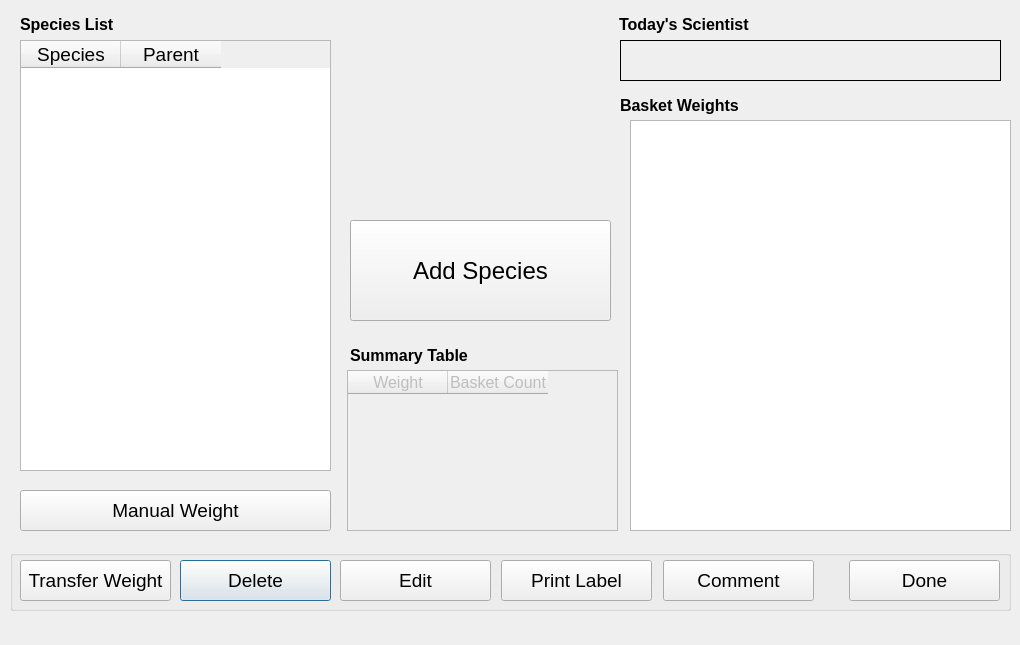
First picture: the form in ui/CLAMSCatch.ui, repository guyuhong/CLAMS, before the edit.
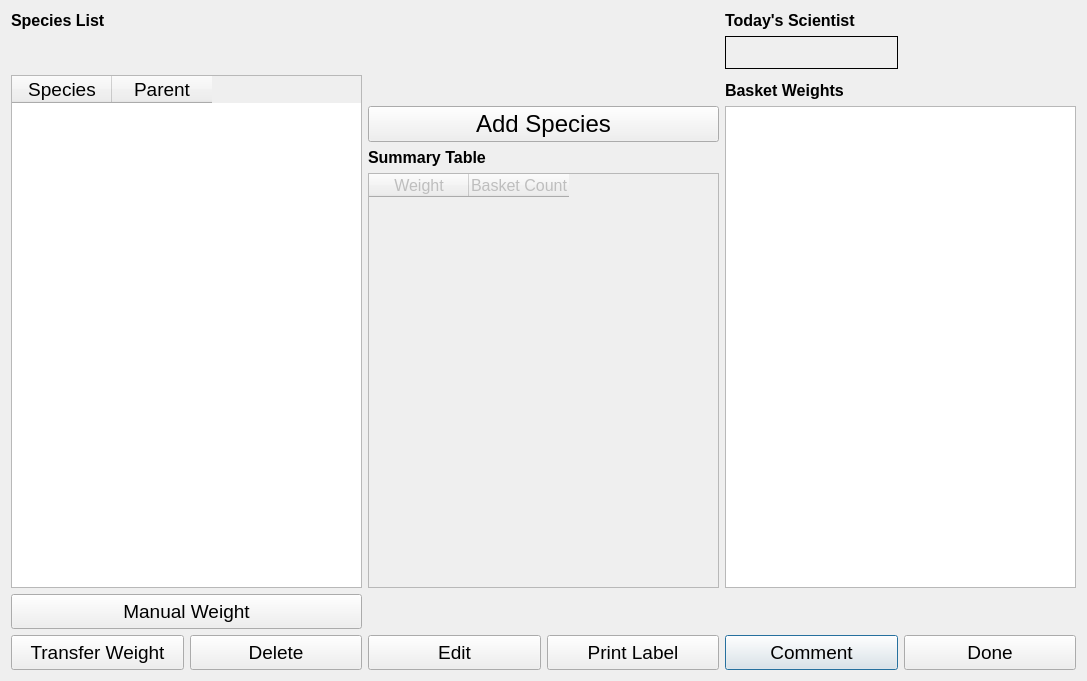
Second picture: the form after the edit.

The edit to the form file:
```diff
--- a/ui/CLAMSCatch.ui
+++ b/ui/CLAMSCatch.ui
@@ -9,57 +9,135 @@
    <rect>
     <x>0</x>
     <y>0</y>
-    <width>1020</width>
-    <height>645</height>
+    <width>1087</width>
+    <height>681</height>
    </rect>
   </property>
+  <property name="minimumSize">
+   <size>
+    <width>165</width>
+    <height>0</height>
+   </size>
+  </property>
   <property name="windowTitle">
    <string>CLAMS Catch</string>
   </property>
-  <widget class="QLabel" name="sciLabel">
-   <property name="geometry">
-    <rect>
-     <x>620</x>
-     <y>40</y>
-     <width>381</width>
-     <height>41</height>
-    </rect>
+  <layout class="QVBoxLayout" name="verticalLayout">
+   <item>
+    <layout class="QGridLayout" name="gridLayout">
+     <item row="9" column="4">
+      <widget class="QPushButton" name="commentBtn">
+       <property name="minimumSize">
+        <size>
+         <width>165</width>
+         <height>35</height>
+        </size>
    </property>
    <property name="font">
     <font>
-     <pointsize>20</pointsize>
-     <weight>75</weight>
-     <bold>true</bold>
-    </font>
-   </property>
-   <property name="autoFillBackground">
-    <bool>true</bool>
-   </property>
-   <property name="frameShape">
-    <enum>QFrame::Panel</enum>
-   </property>
-   <property name="frameShadow">
-    <enum>QFrame::Plain</enum>
-   </property>
-   <property name="lineWidth">
-    <number>1</number>
-   </property>
+         <pointsize>14</pointsize>
+        </font>
+       </property>
+       <property name="text">
+        <string>Comment</string>
+       </property>
+      </widget>
+     </item>
+     <item row="9" column="2">
+      <widget class="QPushButton" name="editBtn">
+       <property name="minimumSize">
+        <size>
+         <width>165</width>
+         <height>35</height>
+        </size>
+       </property>
+       <property name="font">
+        <font>
+         <pointsize>14</pointsize>
+        </font>
+       </property>
+       <property name="text">
+        <string>Edit</string>
+       </property>
+      </widget>
+     </item>
+     <item row="9" column="0">
+      <widget class="QPushButton" name="transBtn">
+       <property name="minimumSize">
+        <size>
+         <width>165</width>
+         <height>35</height>
+        </size>
+       </property>
+       <property name="font">
+        <font>
+         <pointsize>14</pointsize>
+        </font>
+       </property>
    <property name="text">
-    <string/>
-   </property>
-  </widget>
+        <string>Transfer Weight</string>
+       </property>
+      </widget>
+     </item>
+     <item row="9" column="5">
+      <widget class="QPushButton" name="doneBtn">
+       <property name="minimumSize">
+        <size>
+         <width>165</width>
+         <height>35</height>
+        </size>
+       </property>
+       <property name="font">
+        <font>
+         <pointsize>14</pointsize>
+        </font>
+       </property>
+       <property name="text">
+        <string>Done</string>
+       </property>
+      </widget>
+     </item>
+     <item row="9" column="1">
+      <widget class="QPushButton" name="delBtn">
+       <property name="minimumSize">
+        <size>
+         <width>165</width>
+         <height>35</height>
+        </size>
+       </property>
+       <property name="font">
+        <font>
+         <pointsize>14</pointsize>
+        </font>
+       </property>
+       <property name="text">
+        <string>Delete</string>
+       </property>
+      </widget>
+     </item>
+     <item row="9" column="3">
+      <widget class="QPushButton" name="printBtn">
+       <property name="minimumSize">
+        <size>
+         <width>165</width>
+         <height>35</height>
+        </size>
+       </property>
+       <property name="font">
+        <font>
+         <pointsize>14</pointsize>
+        </font>
+       </property>
+       <property name="text">
+        <string>Print Label</string>
+       </property>
+      </widget>
+     </item>
+     <item row="7" column="2" colspan="2">
   <widget class="QTableWidget" name="sumTable">
    <property name="enabled">
     <bool>false</bool>
    </property>
-   <property name="geometry">
-    <rect>
-     <x>347</x>
-     <y>370</y>
-     <width>271</width>
-     <height>161</height>
-    </rect>
-   </property>
    <property name="font">
     <font>
      <pointsize>12</pointsize>
@@ -84,15 +162,21 @@
     </property>
    </column>
   </widget>
+     </item>
+     <item row="4" column="4" rowspan="4" colspan="2">
+      <widget class="QTableView" name="basketView">
+       <property name="font">
+        <font>
+         <pointsize>10</pointsize>
+        </font>
+       </property>
+       <attribute name="verticalHeaderVisible">
+        <bool>false</bool>
+       </attribute>
+      </widget>
+     </item>
+     <item row="0" column="4">
   <widget class="QLabel" name="label_10">
-   <property name="geometry">
-    <rect>
-     <x>619</x>
-     <y>9</y>
-     <width>162</width>
-     <height>31</height>
-    </rect>
-   </property>
    <property name="font">
     <font>
      <pointsize>12</pointsize>
@@ -104,35 +188,9 @@
     <string>Today's Scientist</string>
    </property>
   </widget>
-  <widget class="QLabel" name="label_7">
-   <property name="geometry">
-    <rect>
-     <x>620</x>
-     <y>90</y>
-     <width>163</width>
-     <height>30</height>
-    </rect>
-   </property>
-   <property name="font">
-    <font>
-     <pointsize>12</pointsize>
-     <weight>75</weight>
-     <bold>true</bold>
-    </font>
-   </property>
-   <property name="text">
-    <string>Basket Weights</string>
-   </property>
-  </widget>
+     </item>
+     <item row="0" column="0">
   <widget class="QLabel" name="label_11">
-   <property name="geometry">
-    <rect>
-     <x>20</x>
-     <y>9</y>
-     <width>163</width>
-     <height>30</height>
-    </rect>
-   </property>
    <property name="font">
     <font>
      <pointsize>12</pointsize>
@@ -144,219 +202,49 @@
     <string>Species List</string>
    </property>
   </widget>
-  <widget class="QGroupBox" name="bottomBox">
-   <property name="geometry">
-    <rect>
-     <x>10</x>
-     <y>550</y>
-     <width>1001</width>
-     <height>61</height>
-    </rect>
-   </property>
-   <property name="title">
-    <string/>
-   </property>
-   <widget class="QPushButton" name="delBtn">
-    <property name="geometry">
-     <rect>
-      <x>170</x>
-      <y>10</y>
-      <width>151</width>
-      <height>41</height>
-     </rect>
-    </property>
+     </item>
+     <item row="3" column="4">
+      <widget class="QLabel" name="label_7">
     <property name="font">
      <font>
-      <pointsize>14</pointsize>
+         <pointsize>12</pointsize>
+         <weight>75</weight>
+         <bold>true</bold>
      </font>
     </property>
     <property name="text">
-     <string>Delete</string>
-    </property>
-   </widget>
-   <widget class="QPushButton" name="doneBtn">
-    <property name="geometry">
-     <rect>
-      <x>839</x>
-      <y>10</y>
-      <width>151</width>
-      <height>41</height>
-     </rect>
-    </property>
+        <string>Basket Weights</string>
+       </property>
+      </widget>
+     </item>
+     <item row="1" column="4">
+      <widget class="QLabel" name="sciLabel">
     <property name="font">
      <font>
-      <pointsize>14</pointsize>
-     </font>
-    </property>
-    <property name="text">
-     <string>Done</string>
-    </property>
-   </widget>
-   <widget class="QPushButton" name="editBtn">
-    <property name="geometry">
-     <rect>
-      <x>330</x>
-      <y>10</y>
-      <width>151</width>
-      <height>41</height>
-     </rect>
-    </property>
-    <property name="font">
-     <font>
-      <pointsize>14</pointsize>
-     </font>
-    </property>
-    <property name="text">
-     <string>Edit</string>
-    </property>
-   </widget>
-   <widget class="QPushButton" name="commentBtn">
-    <property name="geometry">
-     <rect>
-      <x>653</x>
-      <y>10</y>
-      <width>151</width>
-      <height>41</height>
-     </rect>
-    </property>
-    <property name="font">
-     <font>
-      <pointsize>14</pointsize>
-     </font>
-    </property>
-    <property name="text">
-     <string>Comment</string>
-    </property>
-   </widget>
-   <widget class="QPushButton" name="transBtn">
-    <property name="geometry">
-     <rect>
-      <x>10</x>
-      <y>10</y>
-      <width>151</width>
-      <height>41</height>
-     </rect>
-    </property>
-    <property name="font">
-     <font>
-      <pointsize>14</pointsize>
-     </font>
-    </property>
-    <property name="text">
-     <string>Transfer Weight</string>
-    </property>
-   </widget>
-   <widget class="QPushButton" name="printBtn">
-    <property name="geometry">
-     <rect>
-      <x>491</x>
-      <y>10</y>
-      <width>151</width>
-      <height>41</height>
-     </rect>
-    </property>
-    <property name="font">
-     <font>
-      <pointsize>14</pointsize>
-     </font>
-    </property>
-    <property name="text">
-     <string>Print Label</string>
-    </property>
-   </widget>
-  </widget>
-  <widget class="QLabel" name="picLabel">
-   <property name="geometry">
-    <rect>
-     <x>350</x>
-     <y>10</y>
-     <width>261</width>
-     <height>196</height>
-    </rect>
-   </property>
-   <property name="font">
-    <font>
-     <pointsize>36</pointsize>
+         <pointsize>20</pointsize>
+         <weight>75</weight>
+         <bold>true</bold>
     </font>
    </property>
    <property name="autoFillBackground">
     <bool>true</bool>
    </property>
    <property name="frameShape">
-    <enum>QFrame::NoFrame</enum>
+        <enum>QFrame::Panel</enum>
    </property>
    <property name="frameShadow">
     <enum>QFrame::Plain</enum>
    </property>
+       <property name="lineWidth">
+        <number>1</number>
+       </property>
    <property name="text">
     <string/>
    </property>
   </widget>
-  <widget class="QPushButton" name="addspcBtn">
-   <property name="geometry">
-    <rect>
-     <x>350</x>
-     <y>220</y>
-     <width>261</width>
-     <height>101</height>
-    </rect>
-   </property>
-   <property name="font">
-    <font>
-     <pointsize>18</pointsize>
-    </font>
-   </property>
-   <property name="text">
-    <string>Add Species</string>
-   </property>
-  </widget>
-  <widget class="QPushButton" name="manualBtn">
-   <property name="geometry">
-    <rect>
-     <x>20</x>
-     <y>490</y>
-     <width>311</width>
-     <height>41</height>
-    </rect>
-   </property>
-   <property name="font">
-    <font>
-     <pointsize>14</pointsize>
-    </font>
-   </property>
-   <property name="text">
-    <string>Manual Weight</string>
-   </property>
-  </widget>
-  <widget class="QLabel" name="label_8">
-   <property name="geometry">
-    <rect>
-     <x>350</x>
-     <y>340</y>
-     <width>163</width>
-     <height>30</height>
-    </rect>
-   </property>
-   <property name="font">
-    <font>
-     <pointsize>12</pointsize>
-     <weight>75</weight>
-     <bold>true</bold>
-    </font>
-   </property>
-   <property name="text">
-    <string>Summary Table</string>
-   </property>
-  </widget>
+     </item>
+     <item row="2" column="0" rowspan="6" colspan="2">
   <widget class="QTableWidget" name="speciesList">
-   <property name="geometry">
-    <rect>
-     <x>20</x>
-     <y>40</y>
-     <width>311</width>
-     <height>431</height>
-    </rect>
-   </property>
    <property name="font">
     <font>
      <pointsize>14</pointsize>
@@ -385,24 +273,60 @@
     </property>
    </column>
   </widget>
-  <widget class="QTableView" name="basketView">
-   <property name="geometry">
-    <rect>
-     <x>630</x>
-     <y>120</y>
-     <width>381</width>
-     <height>411</height>
-    </rect>
+     </item>
+     <item row="8" column="0" colspan="2">
+      <widget class="QPushButton" name="manualBtn">
+       <property name="minimumSize">
+        <size>
+         <width>165</width>
+         <height>35</height>
+        </size>
    </property>
    <property name="font">
     <font>
-     <pointsize>10</pointsize>
-    </font>
-   </property>
-   <attribute name="verticalHeaderVisible">
-    <bool>false</bool>
-   </attribute>
-  </widget>
+         <pointsize>14</pointsize>
+        </font>
+       </property>
+       <property name="text">
+        <string>Manual Weight</string>
+       </property>
+      </widget>
+     </item>
+     <item row="6" column="2">
+      <widget class="QLabel" name="label_8">
+       <property name="font">
+        <font>
+         <pointsize>12</pointsize>
+         <weight>75</weight>
+         <bold>true</bold>
+        </font>
+       </property>
+       <property name="text">
+        <string>Summary Table</string>
+       </property>
+      </widget>
+     </item>
+     <item row="4" column="2" rowspan="2" colspan="2">
+      <widget class="QPushButton" name="addspcBtn">
+       <property name="minimumSize">
+        <size>
+         <width>165</width>
+         <height>35</height>
+        </size>
+       </property>
+       <property name="font">
+        <font>
+         <pointsize>18</pointsize>
+        </font>
+       </property>
+       <property name="text">
+        <string>Add Species</string>
+       </property>
+      </widget>
+     </item>
+    </layout>
+   </item>
+  </layout>
  </widget>
  <resources/>
  <connections/>
```
Lines whose indentation alone changed are shown as unchanged.
